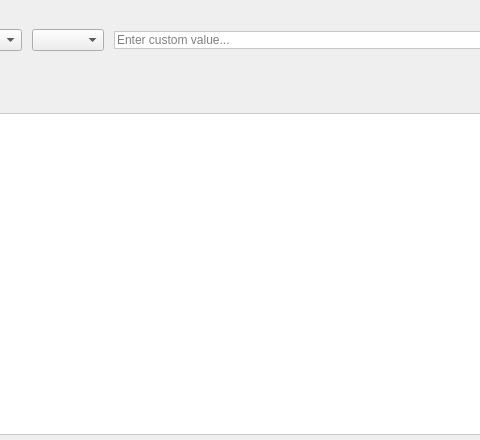
Old version of the form plugins/perspective/GraphPerspective/designer/SearchWidget.ui in the repository vadivelselvaraj/TulipGLImprovement; both pictures show x 254 to 734 and y 104 to 544 of the 989 by 544 pixel window.
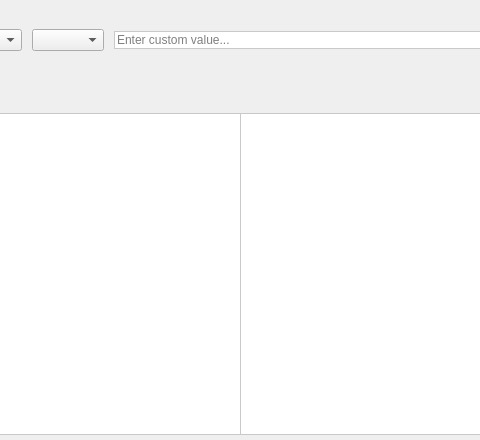
New version of the form. Icons and pictures are not drawn. Custom widgets are drawn as their Qt base class.

Commit message: Addes table preview for search results

```diff
--- a/plugins/perspective/GraphPerspective/designer/SearchWidget.ui
+++ b/plugins/perspective/GraphPerspective/designer/SearchWidget.ui
@@ -320,6 +320,11 @@
        </item>
        <item>
         <widget class="QFrame" name="resultsFrame">
+         <property name="styleSheet">
+          <string notr="true">QTableView {
+border: 1px solid #C9C9C9;
+}</string>
+         </property>
          <layout class="QVBoxLayout" name="verticalLayout_4">
           <property name="spacing">
            <number>10</number>
@@ -338,16 +343,30 @@
            </widget>
           </item>
           <item>
-           <widget class="QTableView" name="resultsTable">
+           <layout class="QHBoxLayout" name="horizontalLayout_2">
+            <property name="spacing">
+             <number>0</number>
+            </property>
+            <item>
+             <widget class="QTableView" name="nodesResultsTable">
+              <property name="frameShape">
+               <enum>QFrame::NoFrame</enum>
+              </property>
+             </widget>
+            </item>
+            <item>
+             <widget class="QTableView" name="edgesResultsTable">
             <property name="styleSheet">
              <string notr="true">QTableView {
-border: 1px solid #C9C9C9;
+border-left: 0px;
 }</string>
             </property>
             <property name="frameShape">
              <enum>QFrame::NoFrame</enum>
             </property>
            </widget>
+            </item>
+           </layout>
           </item>
          </layout>
         </widget>
```
Lines whose indentation alone changed are shown as unchanged. The commit also changes 1 other file.
